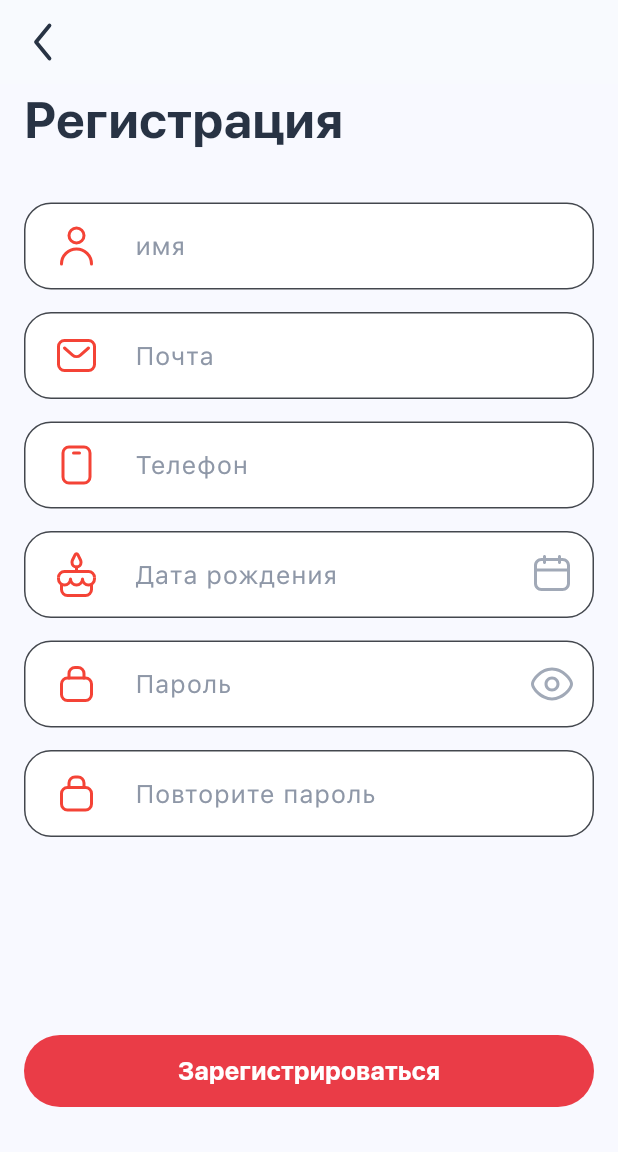
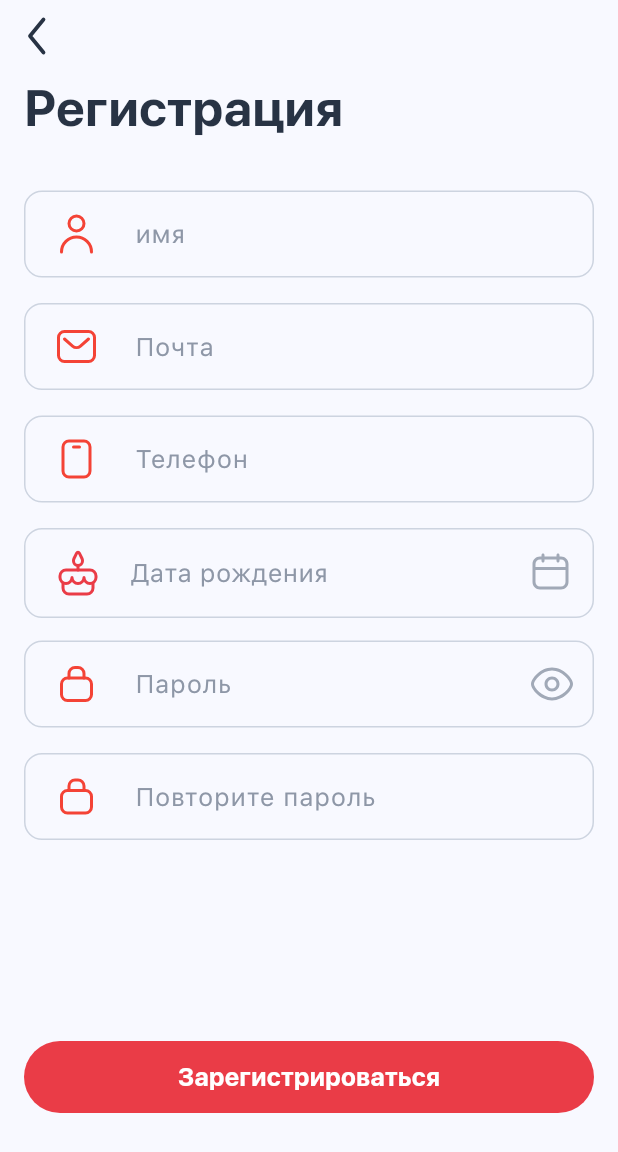
Before and after one commit to amonovfozil/regestrtion, a Flutter app: the screen it shows after launch, on a phone screen of 412 x 824 dp. Shown: the top 1152 px of the screen. Run offline on Flutter 3.47's test engine with Material 2 defaults, Android fonts, the light colour scheme and no system bars; our stand-ins replace flutter_svg.

Commit message:
bugs fixed

```diff
--- a/lib/registration/registration_page.dart
+++ b/lib/registration/registration_page.dart
@@ -6,6 +6,7 @@ import 'package:registration_ui/constatns/app_colors.dart';
 import 'package:registration_ui/constatns/app_icons.dart';
 import 'package:registration_ui/constatns/text_styles.dart';
 import 'package:registration_ui/registration/widgets/check_password_field.dart';
+import 'package:registration_ui/registration/widgets/select_bithday.dart';
 import 'package:registration_ui/registration/widgets/text_input_field.dart';
 
 class RegistrationPage extends StatelessWidget {
@@ -27,25 +28,31 @@ class RegistrationPage extends StatelessWidget {
       }
     }
 
+
     return Scaffold(
-      appBar: AppBar(
-        backgroundColor: nativColor,
-        elevation: 0,
-        leading: IconButton(
+      body: SafeArea(
+          child: Form(
+        key: _formkey,
+        child: Column(
+          children: [
+            //appbar widget
+            Row(
+              children: [
+                IconButton(
                   alignment: Alignment.centerLeft,
                   onPressed: () {},
                   icon: SvgPicture.asset(
                     AppIcons.back,
                     color: primaryColor,
+                    height: 30,
                   ),
                 ),
+              ],
             ),
-      body: SafeArea(
+            Expanded(
+              child: SingleChildScrollView(
                 child: Padding(
                   padding: const EdgeInsets.symmetric(horizontal: 16),
-        child: Form(
-          key: _formkey,
-          child: SingleChildScrollView(
                   child: Column(
                     crossAxisAlignment: CrossAxisAlignment.start,
                     children: [
@@ -78,19 +85,20 @@ class RegistrationPage extends StatelessWidget {
                         keyboardtype: TextInputType.phone,
                       ),
                       const SizedBox(height: 15),
-                TextInputField(
-                  data: SignUpData,
-                  kiy: 'birthday',
-                  icon: AppIcons.birthday,
-                  hint: 'Дата рождения',
-                  keyboardtype: TextInputType.phone,
-                  action: IconButton(
-                    onPressed: null,
-                    icon: SvgPicture.asset(
-                      AppIcons.calendar,
-                    ),
-                  ),
-                ),
+                      const SelectBirthday(),
+                      // TextInputField(
+                      //   data: SignUpData,
+                      //   kiy: 'birthday',
+                      //   icon: AppIcons.birthday,
+                      //   hint: 'Дата рождения',
+                      //   keyboardtype: TextInputType.phone,
+                      //   action: IconButton(
+                      //     onPressed: () => showcalendar(context),
+                      //     icon: SvgPicture.asset(
+                      //       AppIcons.calendar,
+                      //     ),
+                      //   ),
+                      // ),
                       const SizedBox(height: 15),
                       CheckPasswordField(
                         data: SignUpData,
@@ -122,6 +130,9 @@ class RegistrationPage extends StatelessWidget {
                   ),
                 ),
               ),
+            ),
+          ],
+        ),
       )),
     );
   }
--- a/lib/registration/widgets/check_password_field.dart
+++ b/lib/registration/widgets/check_password_field.dart
@@ -22,6 +22,7 @@ class CheckPasswordField extends StatefulWidget {
 
 class _CheckPasswordFieldState extends State<CheckPasswordField> {
   final _textController = TextEditingController();
+  var enabled = false;
 
   var ishasData = true;
   void _textFieldListener() {
@@ -34,18 +35,28 @@ class _CheckPasswordFieldState extends State<CheckPasswordField> {
   Widget build(BuildContext context) {
     return Column(
       children: [
-        TextFormField(
+        SizedBox(
+          height: 60,
+          child: TextFormField(
             controller: _textController,
+            style: AppStyles.variablestyle(16, FontWeight.w700, primaryColor),
             onChanged: (value) => _textFieldListener(),
             decoration: InputDecoration(
               hintText: 'Пароль',
-            hintStyle: AppStyles.variablestyle(17, FontWeight.w400, hintColor),
-            filled: true,
-            fillColor: Colors.white,
+              hintStyle:
+                  AppStyles.variablestyle(17, FontWeight.w400, hintColor),
+              enabledBorder: const OutlineInputBorder(
+                borderSide: BorderSide(
+                  color: borderColor,
+                ),
+                borderRadius: BorderRadius.all(
+                  Radius.circular(12),
+                ),
+              ),
               border: const OutlineInputBorder(
                 borderSide: BorderSide(width: 1, color: borderColor),
                 borderRadius: BorderRadius.all(
-                Radius.circular(18),
+                  Radius.circular(12),
                 ),
               ),
               prefixIcon: Padding(
@@ -57,8 +68,15 @@ class _CheckPasswordFieldState extends State<CheckPasswordField> {
                 ),
               ),
               suffixIcon: IconButton(
-                onPressed: null, icon: SvgPicture.asset(AppIcons.eye)),
+                  onPressed: () => setState(() {
+                        enabled = !enabled;
+                      }),
+                  icon: SvgPicture.asset(
+                    AppIcons.eye,
+                    color: enabled ? Colors.black : null,
+                  )),
             ),
+            obscureText: enabled,
             textCapitalization: TextCapitalization.words,
             textInputAction: TextInputAction.next,
             keyboardType: TextInputType.text,
@@ -70,19 +88,29 @@ class _CheckPasswordFieldState extends State<CheckPasswordField> {
             },
             onSaved: (newValue) => widget.data[widget.kiy] = newValue!,
           ),
+        ),
         const SizedBox(height: 15),
-        TextFormField(
+        SizedBox(
+          height: 60,
+          child: TextFormField(
             style: AppStyles.variablestyle(16, FontWeight.w700, primaryColor),
             onChanged: (value) => _textFieldListener(),
             decoration: InputDecoration(
               hintText: 'Повторите пароль',
-            hintStyle: AppStyles.variablestyle(17, FontWeight.w400, hintColor),
-            filled: true,
-            fillColor: Colors.white,
+              hintStyle:
+                  AppStyles.variablestyle(17, FontWeight.w400, hintColor),
+              enabledBorder: const OutlineInputBorder(
+                borderSide: BorderSide(
+                  color: borderColor,
+                ),
+                borderRadius: BorderRadius.all(
+                  Radius.circular(12),
+                ),
+              ),
               border: const OutlineInputBorder(
                 borderSide: BorderSide(width: 1, color: borderColor),
                 borderRadius: BorderRadius.all(
-                Radius.circular(18),
+                  Radius.circular(12),
                 ),
               ),
               prefixIcon: Padding(
@@ -106,6 +134,7 @@ class _CheckPasswordFieldState extends State<CheckPasswordField> {
               return null;
             },
           ),
+        ),
       ],
     );
   }
--- /dev/null
+++ b/lib/registration/widgets/select_bithday.dart
@@ -0,0 +1,88 @@
+import 'package:flutter/material.dart';
+import 'package:flutter_svg/flutter_svg.dart';
+import 'package:intl/intl.dart';
+import 'package:registration_ui/constatns/app_colors.dart';
+import 'package:registration_ui/constatns/app_icons.dart';
+import 'package:registration_ui/constatns/text_styles.dart';
+
+class SelectBirthday extends StatefulWidget {
+  const SelectBirthday({super.key});
+
+  @override
+  State<SelectBirthday> createState() => _SelectBirthdayState();
+}
+
+class _SelectBirthdayState extends State<SelectBirthday> {
+  DateTime? selectDate;
+
+  void showcalendar(BuildContext ctx) {
+// flutter material style
+    showDatePicker(
+      currentDate: DateTime.now(),
+      context: ctx,
+      initialDate: DateTime(2022),
+      firstDate: DateTime(1900),
+      lastDate: DateTime.now(),
+    ).then((date) {
+      if (date != null) {
+        setState(() {
+          selectDate = date;
+        });
+      }
+    });
+// cupertino style
+    // showDialog(
+    //     context: context,
+    //     builder: (ctx) => AlertDialog(
+    //           title: Center(child: Text('Select Date')),
+    //           contentPadding: EdgeInsets.symmetric(horizontal: 30),
+    //           content: Container(
+    //             height: 250,
+    //             width: 300,
+    //             child: CupertinoDatePicker(
+    //               mode: CupertinoDatePickerMode.date,
+    //               onDateTimeChanged: (value) {},
+
+    //             ),
+    //           ),
+    //         ));
+  }
+
+  @override
+  Widget build(BuildContext context) {
+    return Container(
+      height: 60,
+      decoration: BoxDecoration(
+        borderRadius: BorderRadius.circular(12),
+        border: Border.all(
+          color: borderColor,
+        ),
+      ),
+      child: Row(
+        children: [
+          Padding(
+            padding: const EdgeInsets.symmetric(horizontal: 15),
+            child: SvgPicture.asset(
+              AppIcons.birthday,
+            ),
+          ),
+          Text(
+            selectDate == null
+                ? 'Дата рождения'
+                : DateFormat('dd.MM.yyy').format(selectDate!),
+            style: selectDate == null
+                ? AppStyles.variablestyle(17, FontWeight.w400, hintColor)
+                : AppStyles.variablestyle(16, FontWeight.w700, primaryColor),
+          ),
+          const Spacer(),
+          IconButton(
+            onPressed: () => showcalendar(context),
+            icon: SvgPicture.asset(
+              AppIcons.calendar,
+            ),
+          ),
+        ],
+      ),
+    );
+  }
+}
--- a/lib/registration/widgets/text_input_field.dart
+++ b/lib/registration/widgets/text_input_field.dart
@@ -31,25 +31,36 @@ class _TextInputFieldState extends State<TextInputField> {
 
   var ishasData = true;
   void _textFieldListener() {
-    setState(() {
-      ishasData = _textController.text.isEmpty;
-    });
+    // setState(() {
+    //   ishasData = _textController.text.isEmpty;
+    // });
   }
 
   @override
   Widget build(BuildContext context) {
-    return TextFormField(
+    return SizedBox(
+      height: 60,
+      child: TextFormField(
+        style: AppStyles.variablestyle(16, FontWeight.w700, primaryColor),
         controller: _textController,
         onChanged: (value) => _textFieldListener(),
         decoration: InputDecoration(
           hintText: widget.hint,
           hintStyle: AppStyles.variablestyle(17, FontWeight.w400, hintColor),
-        filled: true,
-        fillColor: Colors.white,
+          enabledBorder: const OutlineInputBorder(
+            borderSide: BorderSide(
+              color: borderColor,
+            ),
+            borderRadius: BorderRadius.all(
+              Radius.circular(12),
+            ),
+          ),
           border: const OutlineInputBorder(
-          borderSide: BorderSide(width: 1, color:borderColor),
+            borderSide: BorderSide(
+              color: borderColor,
+            ),
             borderRadius: BorderRadius.all(
-            Radius.circular(18),
+              Radius.circular(12),
             ),
           ),
           prefixIcon: Padding(
@@ -72,6 +83,7 @@ class _TextInputFieldState extends State<TextInputField> {
           return null;
         },
         onSaved: (newValue) => widget.data[widget.kiy] = newValue!,
+      ),
     );
   }
 }
--- a/pubspec.yaml
+++ b/pubspec.yaml
@@ -36,6 +36,7 @@ dependencies:
   # Use with the CupertinoIcons class for iOS style icons.
   cupertino_icons: ^1.0.2
   flutter_svg: ^2.0.7
+  intl: ^0.18.1
 
 dev_dependencies:
   flutter_test:
```
Also changed, not shown: pubspec.lock. Lines whose indentation alone changed are shown as unchanged.
